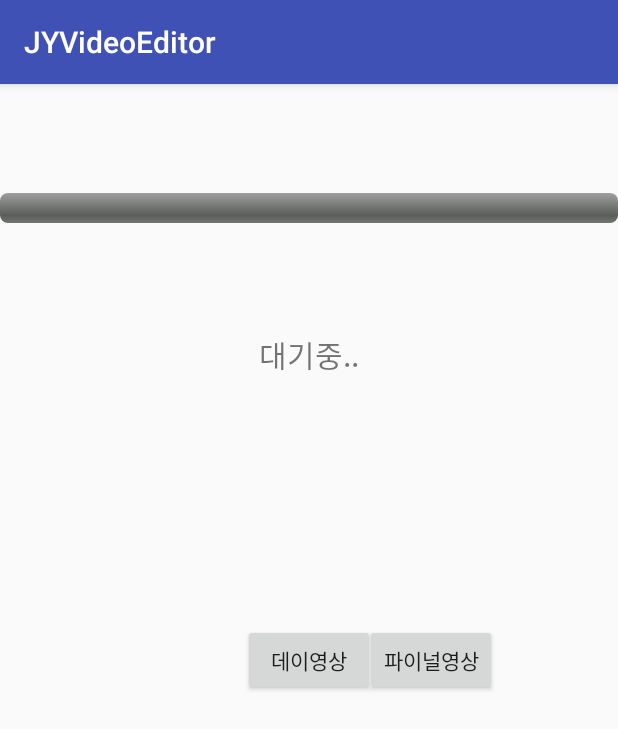
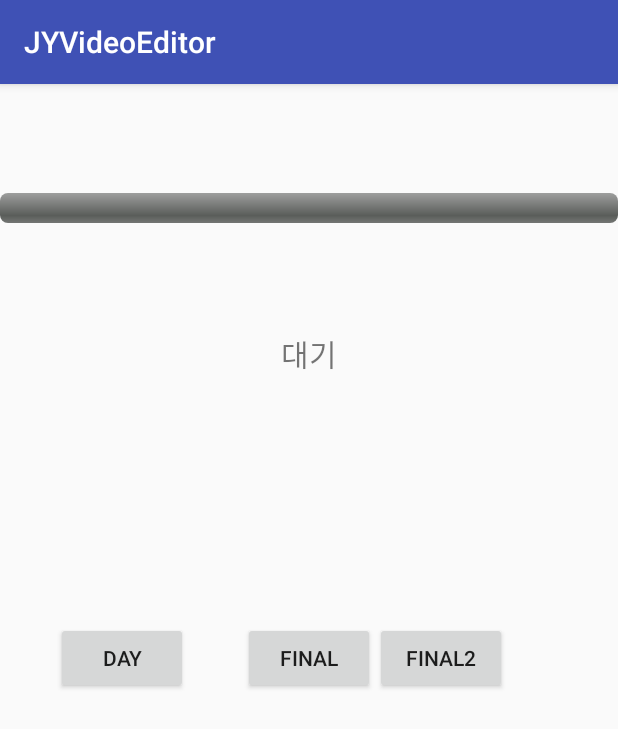
Before and after one commit to kjjeon/VideoEditor, an Android app: the screen it shows after launch (MainActivity), on a phone screen of 412 x 824 dp. Shown: the top 729 px of the screen. Run offline under Robolectric (Android 15) with nearby library versions, the phone set to English and light mode, and no system bars; our stand-ins replace data binding; libraries missing offline, so code that uses them is left out: com.coremedia.iso, com.github.hiteshsondhi88.libffmpeg, com.googlecode.mp4parser; Roboto replaces fonts that are not available here; 2 statements that could not run were skipped.

Commit message:
기능 구현완료

```diff
--- a/app/src/main/res/layout/activity_main.xml
+++ b/app/src/main/res/layout/activity_main.xml
@@ -11,21 +11,37 @@
             android:id="@+id/button"
             android:layout_width="wrap_content"
             android:layout_height="wrap_content"
-            android:text="데이영상"
+            android:layout_marginEnd="8dp"
+            android:layout_marginStart="8dp"
+            android:text="@string/button1"
             app:layout_constraintBottom_toBottomOf="parent"
+            app:layout_constraintEnd_toStartOf="@+id/button2"
             app:layout_constraintLeft_toLeftOf="parent"
-            app:layout_constraintRight_toRightOf="parent"
-            app:layout_constraintTop_toTopOf="parent"/>
+            app:layout_constraintStart_toStartOf="parent"
+            app:layout_constraintTop_toTopOf="parent"
+            app:layout_constraintVertical_bias="0.498"/>
 
         <Button
             android:id="@+id/button2"
             android:layout_width="wrap_content"
             android:layout_height="wrap_content"
-            android:text="파이널영상"
+            android:layout_marginEnd="8dp"
+            android:layout_marginStart="8dp"
+            android:text="@string/button2"
+            app:layout_constraintBottom_toBottomOf="parent" app:layout_constraintEnd_toEndOf="parent"
+            app:layout_constraintStart_toStartOf="parent" app:layout_constraintTop_toTopOf="parent"
+            app:layout_constraintVertical_bias="0.498"/>
+
+        <Button
+            android:id="@+id/button3"
+            android:layout_width="wrap_content"
+            android:layout_height="wrap_content"
+            android:text="@string/button3"
             app:layout_constraintBottom_toBottomOf="parent"
-            app:layout_constraintLeft_toLeftOf="@+id/button"
             app:layout_constraintRight_toRightOf="parent"
-            app:layout_constraintTop_toTopOf="parent"/>
+            app:layout_constraintStart_toEndOf="@+id/button2"
+            app:layout_constraintTop_toTopOf="parent"
+            app:layout_constraintVertical_bias="0.498"/>
 
         <TextView
             android:id="@+id/textView"
@@ -33,11 +49,10 @@
             android:layout_height="wrap_content"
             android:layout_marginBottom="8dp"
             android:layout_marginTop="8dp"
-            android:text="대기중.."
+            android:text="@string/text"
             android:textSize="20sp"
-            app:layout_constraintBottom_toTopOf="@+id/button"
-            app:layout_constraintLeft_toLeftOf="parent"
-            app:layout_constraintRight_toRightOf="parent"
+            app:layout_constraintBottom_toTopOf="@+id/button2"
+            app:layout_constraintLeft_toLeftOf="parent" app:layout_constraintRight_toRightOf="parent"
             app:layout_constraintTop_toTopOf="parent"/>
 
         <ProgressBar
--- a/app/src/main/res/values/strings.xml
+++ b/app/src/main/res/values/strings.xml
@@ -1,3 +1,8 @@
 <resources>
     <string name="app_name">JYVideoEditor</string>
+    <string name="button1">day</string>
+    <string name="button2">final</string>
+    <string name="button3">final2</string>
+    <string name="text">대기</string>
+
 </resources>
--- a/videoeditor/src/main/java/com/jylee/videoeditor/custom/ConcatTextVideoContext.java
+++ b/videoeditor/src/main/java/com/jylee/videoeditor/custom/ConcatTextVideoContext.java
@@ -54,6 +54,7 @@ public class ConcatTextVideoContext implements FFmpegExcutorListener {
 			property.setIntro(introFileName);
 		else
 			property.setIntro(IntroManager.getInstance().getDirectory() + "/" + introFileName);
+
 		if(emblemFileName == "")
 			property.setEmblem(emblemFileName);
 		else
--- a/videoeditor/src/main/java/com/jylee/videoeditor/custom/Mp4ParserCustomUtil.java
+++ b/videoeditor/src/main/java/com/jylee/videoeditor/custom/Mp4ParserCustomUtil.java
@@ -1,7 +1,6 @@
 package com.jylee.videoeditor.custom;
 
 import com.jylee.videoeditor.mp4.Mp4Parser;
-import com.jylee.videoeditor.mp4.Mp4ParserListener;
 
 import java.util.ArrayList;
 
@@ -17,7 +16,7 @@ public class Mp4ParserCustomUtil {
 		this.mp4Parser = mp4Parser;
 	}
 
-	public void convert(String outputFile, ArrayList<String> videoList, Mp4ParserListener listener) {
+	public void convert(String outputFile, ArrayList<String> videoList) {
 		mp4Parser.run(outputFile, videoList,null);
 	}
 
--- a/videoeditor/src/main/java/com/jylee/videoeditor/custom/StateDayVideo.java
+++ b/videoeditor/src/main/java/com/jylee/videoeditor/custom/StateDayVideo.java
@@ -94,7 +94,7 @@ public class StateDayVideo implements State {
 			list.remove(0);
 			list.add(0,mProperty.getMp4Step1File());
 			mFFmpegUtil.concatVideo(mFFmpegExcutorListener,mProperty,mProperty.getOutput(), list);
-
+//			mContext.getMp4ParserCustomUtil().convert(mProperty.getOutput(),list);
 		} else {
 			finishToConvert();
 			Log.d(TAG,"finish ffmpeg converting");
@@ -109,12 +109,12 @@ public class StateDayVideo implements State {
 
 	@Override
 	public void onStartMp4Parser() {
-
+		mVideoEditorServiceListener.onProgressToConvert(START_MERGE_VIDEO_PER);
 	}
 
 	@Override
 	public void onFinishMp4Parser(int jobType, String outFile) {
-
+		finishToConvert();
 	}
 
 	private void finishToConvert() {
```
Also changed, not shown: app/src/main/java/com/jylee/jyvideoeditor/MainActivity.java (+16 -1 lines), videoeditor/src/main/java/com/jylee/videoeditor/VideoEditorService.java (+7 -7 lines), videoeditor/src/main/java/com/jylee/videoeditor/custom/ConcatTextVideoProperty.java (+0 -36 lines), videoeditor/src/main/java/com/jylee/videoeditor/custom/FFMpegCustomUtil.java (+81 -11 lines), videoeditor/src/main/java/com/jylee/videoeditor/ffmpeg/FFmpegCmdPackage.java (+1 -9 lines), 1 other file.
